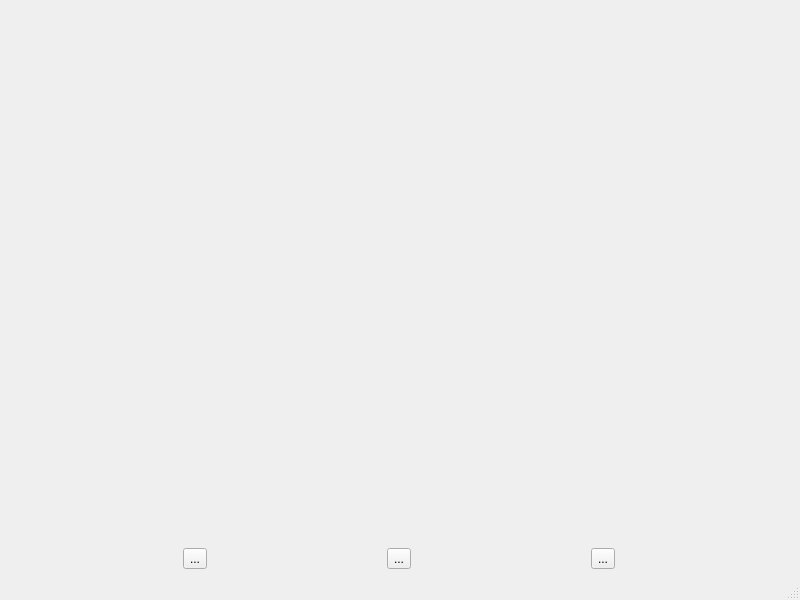
This is slideshow.ui in GLTron3000/IHM_Photos as Qt 5 draws it before an edit. The edited form follows.
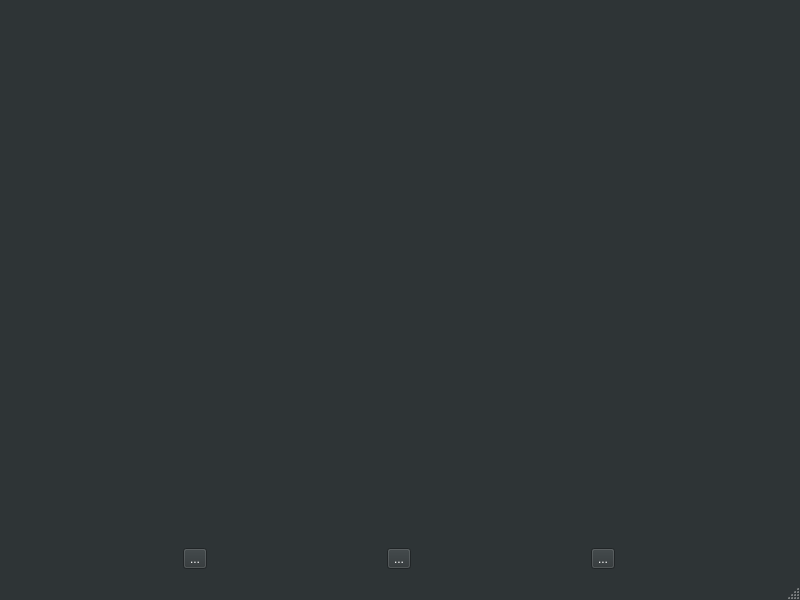
This is the edited form. Icons and pictures are not drawn.

Patch:
```diff
--- a/slideshow.ui
+++ b/slideshow.ui
@@ -10,6 +10,448 @@
     <height>600</height>
    </rect>
   </property>
+  <property name="palette">
+   <palette>
+    <active>
+     <colorrole role="WindowText">
+      <brush brushstyle="SolidPattern">
+       <color alpha="255">
+        <red>255</red>
+        <green>255</green>
+        <blue>255</blue>
+       </color>
+      </brush>
+     </colorrole>
+     <colorrole role="Button">
+      <brush brushstyle="SolidPattern">
+       <color alpha="255">
+        <red>46</red>
+        <green>52</green>
+        <blue>54</blue>
+       </color>
+      </brush>
+     </colorrole>
+     <colorrole role="Light">
+      <brush brushstyle="SolidPattern">
+       <color alpha="255">
+        <red>69</red>
+        <green>78</green>
+        <blue>81</blue>
+       </color>
+      </brush>
+     </colorrole>
+     <colorrole role="Midlight">
+      <brush brushstyle="SolidPattern">
+       <color alpha="255">
+        <red>57</red>
+        <green>65</green>
+        <blue>67</blue>
+       </color>
+      </brush>
+     </colorrole>
+     <colorrole role="Dark">
+      <brush brushstyle="SolidPattern">
+       <color alpha="255">
+        <red>23</red>
+        <green>26</green>
+        <blue>27</blue>
+       </color>
+      </brush>
+     </colorrole>
+     <colorrole role="Mid">
+      <brush brushstyle="SolidPattern">
+       <color alpha="255">
+        <red>30</red>
+        <green>34</green>
+        <blue>36</blue>
+       </color>
+      </brush>
+     </colorrole>
+     <colorrole role="Text">
+      <brush brushstyle="SolidPattern">
+       <color alpha="255">
+        <red>255</red>
+        <green>255</green>
+        <blue>255</blue>
+       </color>
+      </brush>
+     </colorrole>
+     <colorrole role="BrightText">
+      <brush brushstyle="SolidPattern">
+       <color alpha="255">
+        <red>255</red>
+        <green>255</green>
+        <blue>255</blue>
+       </color>
+      </brush>
+     </colorrole>
+     <colorrole role="ButtonText">
+      <brush brushstyle="SolidPattern">
+       <color alpha="255">
+        <red>255</red>
+        <green>255</green>
+        <blue>255</blue>
+       </color>
+      </brush>
+     </colorrole>
+     <colorrole role="Base">
+      <brush brushstyle="SolidPattern">
+       <color alpha="255">
+        <red>0</red>
+        <green>0</green>
+        <blue>0</blue>
+       </color>
+      </brush>
+     </colorrole>
+     <colorrole role="Window">
+      <brush brushstyle="SolidPattern">
+       <color alpha="255">
+        <red>46</red>
+        <green>52</green>
+        <blue>54</blue>
+       </color>
+      </brush>
+     </colorrole>
+     <colorrole role="Shadow">
+      <brush brushstyle="SolidPattern">
+       <color alpha="255">
+        <red>0</red>
+        <green>0</green>
+        <blue>0</blue>
+       </color>
+      </brush>
+     </colorrole>
+     <colorrole role="AlternateBase">
+      <brush brushstyle="SolidPattern">
+       <color alpha="255">
+        <red>23</red>
+        <green>26</green>
+        <blue>27</blue>
+       </color>
+      </brush>
+     </colorrole>
+     <colorrole role="ToolTipBase">
+      <brush brushstyle="SolidPattern">
+       <color alpha="255">
+        <red>255</red>
+        <green>255</green>
+        <blue>220</blue>
+       </color>
+      </brush>
+     </colorrole>
+     <colorrole role="ToolTipText">
+      <brush brushstyle="SolidPattern">
+       <color alpha="255">
+        <red>0</red>
+        <green>0</green>
+        <blue>0</blue>
+       </color>
+      </brush>
+     </colorrole>
+     <colorrole role="PlaceholderText">
+      <brush brushstyle="SolidPattern">
+       <color alpha="128">
+        <red>255</red>
+        <green>255</green>
+        <blue>255</blue>
+       </color>
+      </brush>
+     </colorrole>
+    </active>
+    <inactive>
+     <colorrole role="WindowText">
+      <brush brushstyle="SolidPattern">
+       <color alpha="255">
+        <red>255</red>
+        <green>255</green>
+        <blue>255</blue>
+       </color>
+      </brush>
+     </colorrole>
+     <colorrole role="Button">
+      <brush brushstyle="SolidPattern">
+       <color alpha="255">
+        <red>46</red>
+        <green>52</green>
+        <blue>54</blue>
+       </color>
+      </brush>
+     </colorrole>
+     <colorrole role="Light">
+      <brush brushstyle="SolidPattern">
+       <color alpha="255">
+        <red>69</red>
+        <green>78</green>
+        <blue>81</blue>
+       </color>
+      </brush>
+     </colorrole>
+     <colorrole role="Midlight">
+      <brush brushstyle="SolidPattern">
+       <color alpha="255">
+        <red>57</red>
+        <green>65</green>
+        <blue>67</blue>
+       </color>
+      </brush>
+     </colorrole>
+     <colorrole role="Dark">
+      <brush brushstyle="SolidPattern">
+       <color alpha="255">
+        <red>23</red>
+        <green>26</green>
+        <blue>27</blue>
+       </color>
+      </brush>
+     </colorrole>
+     <colorrole role="Mid">
+      <brush brushstyle="SolidPattern">
+       <color alpha="255">
+        <red>30</red>
+        <green>34</green>
+        <blue>36</blue>
+       </color>
+      </brush>
+     </colorrole>
+     <colorrole role="Text">
+      <brush brushstyle="SolidPattern">
+       <color alpha="255">
+        <red>255</red>
+        <green>255</green>
+        <blue>255</blue>
+       </color>
+      </brush>
+     </colorrole>
+     <colorrole role="BrightText">
+      <brush brushstyle="SolidPattern">
+       <color alpha="255">
+        <red>255</red>
+        <green>255</green>
+        <blue>255</blue>
+       </color>
+      </brush>
+     </colorrole>
+     <colorrole role="ButtonText">
+      <brush brushstyle="SolidPattern">
+       <color alpha="255">
+        <red>255</red>
+        <green>255</green>
+        <blue>255</blue>
+       </color>
+      </brush>
+     </colorrole>
+     <colorrole role="Base">
+      <brush brushstyle="SolidPattern">
+       <color alpha="255">
+        <red>0</red>
+        <green>0</green>
+        <blue>0</blue>
+       </color>
+      </brush>
+     </colorrole>
+     <colorrole role="Window">
+      <brush brushstyle="SolidPattern">
+       <color alpha="255">
+        <red>46</red>
+        <green>52</green>
+        <blue>54</blue>
+       </color>
+      </brush>
+     </colorrole>
+     <colorrole role="Shadow">
+      <brush brushstyle="SolidPattern">
+       <color alpha="255">
+        <red>0</red>
+        <green>0</green>
+        <blue>0</blue>
+       </color>
+      </brush>
+     </colorrole>
+     <colorrole role="AlternateBase">
+      <brush brushstyle="SolidPattern">
+       <color alpha="255">
+        <red>23</red>
+        <green>26</green>
+        <blue>27</blue>
+       </color>
+      </brush>
+     </colorrole>
+     <colorrole role="ToolTipBase">
+      <brush brushstyle="SolidPattern">
+       <color alpha="255">
+        <red>255</red>
+        <green>255</green>
+        <blue>220</blue>
+       </color>
+      </brush>
+     </colorrole>
+     <colorrole role="ToolTipText">
+      <brush brushstyle="SolidPattern">
+       <color alpha="255">
+        <red>0</red>
+        <green>0</green>
+        <blue>0</blue>
+       </color>
+      </brush>
+     </colorrole>
+     <colorrole role="PlaceholderText">
+      <brush brushstyle="SolidPattern">
+       <color alpha="128">
+        <red>255</red>
+        <green>255</green>
+        <blue>255</blue>
+       </color>
+      </brush>
+     </colorrole>
+    </inactive>
+    <disabled>
+     <colorrole role="WindowText">
+      <brush brushstyle="SolidPattern">
+       <color alpha="255">
+        <red>23</red>
+        <green>26</green>
+        <blue>27</blue>
+       </color>
+      </brush>
+     </colorrole>
+     <colorrole role="Button">
+      <brush brushstyle="SolidPattern">
+       <color alpha="255">
+        <red>46</red>
+        <green>52</green>
+        <blue>54</blue>
+       </color>
+      </brush>
+     </colorrole>
+     <colorrole role="Light">
+      <brush brushstyle="SolidPattern">
+       <color alpha="255">
+        <red>69</red>
+        <green>78</green>
+        <blue>81</blue>
+       </color>
+      </brush>
+     </colorrole>
+     <colorrole role="Midlight">
+      <brush brushstyle="SolidPattern">
+       <color alpha="255">
+        <red>57</red>
+        <green>65</green>
+        <blue>67</blue>
+       </color>
+      </brush>
+     </colorrole>
+     <colorrole role="Dark">
+      <brush brushstyle="SolidPattern">
+       <color alpha="255">
+        <red>23</red>
+        <green>26</green>
+        <blue>27</blue>
+       </color>
+      </brush>
+     </colorrole>
+     <colorrole role="Mid">
+      <brush brushstyle="SolidPattern">
+       <color alpha="255">
+        <red>30</red>
+        <green>34</green>
+        <blue>36</blue>
+       </color>
+      </brush>
+     </colorrole>
+     <colorrole role="Text">
+      <brush brushstyle="SolidPattern">
+       <color alpha="255">
+        <red>23</red>
+        <green>26</green>
+        <blue>27</blue>
+       </color>
+      </brush>
+     </colorrole>
+     <colorrole role="BrightText">
+      <brush brushstyle="SolidPattern">
+       <color alpha="255">
+        <red>255</red>
+        <green>255</green>
+        <blue>255</blue>
+       </color>
+      </brush>
+     </colorrole>
+     <colorrole role="ButtonText">
+      <brush brushstyle="SolidPattern">
+       <color alpha="255">
+        <red>23</red>
+        <green>26</green>
+        <blue>27</blue>
+       </color>
+      </brush>
+     </colorrole>
+     <colorrole role="Base">
+      <brush brushstyle="SolidPattern">
+       <color alpha="255">
+        <red>46</red>
+        <green>52</green>
+        <blue>54</blue>
+       </color>
+      </brush>
+     </colorrole>
+     <colorrole role="Window">
+      <brush brushstyle="SolidPattern">
+       <color alpha="255">
+        <red>46</red>
+        <green>52</green>
+        <blue>54</blue>
+       </color>
+      </brush>
+     </colorrole>
+     <colorrole role="Shadow">
+      <brush brushstyle="SolidPattern">
+       <color alpha="255">
+        <red>0</red>
+        <green>0</green>
+        <blue>0</blue>
+       </color>
+      </brush>
+     </colorrole>
+     <colorrole role="AlternateBase">
+      <brush brushstyle="SolidPattern">
+       <color alpha="255">
+        <red>46</red>
+        <green>52</green>
+        <blue>54</blue>
+       </color>
+      </brush>
+     </colorrole>
+     <colorrole role="ToolTipBase">
+      <brush brushstyle="SolidPattern">
+       <color alpha="255">
+        <red>255</red>
+        <green>255</green>
+        <blue>220</blue>
+       </color>
+      </brush>
+     </colorrole>
+     <colorrole role="ToolTipText">
+      <brush brushstyle="SolidPattern">
+       <color alpha="255">
+        <red>0</red>
+        <green>0</green>
+        <blue>0</blue>
+       </color>
+      </brush>
+     </colorrole>
+     <colorrole role="PlaceholderText">
+      <brush brushstyle="SolidPattern">
+       <color alpha="128">
+        <red>255</red>
+        <green>255</green>
+        <blue>255</blue>
+       </color>
+      </brush>
+     </colorrole>
+    </disabled>
+   </palette>
+  </property>
   <property name="windowTitle">
    <string>MainWindow</string>
   </property>
```
Left out of the diff: 2 changed lines with no effect on the pictures.
